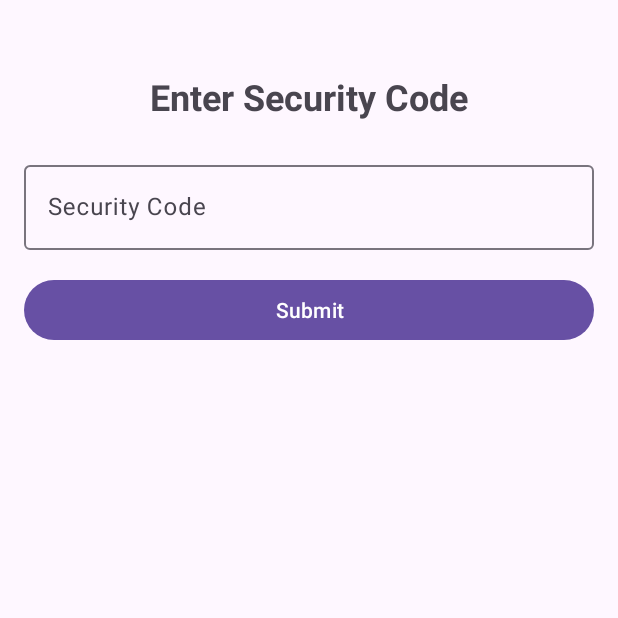
After one commit to itsrahat62/Fifa-Footbal-World-Cup, an Android app: the SecurityCodeFragment screen opened through its navigation route, on a phone screen of 412 x 824 dp, the top half of it. The commit adds this screen. Run offline under Robolectric (Android 15) with nearby library versions, the phone set to English and light mode, and no system bars.

Commit message:
Security Code Added

```diff
--- a/app/src/main/java/com/example/railticket/ui/login/LoginFragment.kt
+++ b/app/src/main/java/com/example/railticket/ui/login/LoginFragment.kt
@@ -6,7 +6,9 @@ import android.util.Log
 import android.view.LayoutInflater
 import android.view.View
 import android.view.ViewGroup
+import android.webkit.ConsoleMessage
 import android.webkit.JavascriptInterface
+import android.webkit.WebChromeClient
 import android.webkit.WebView
 import android.webkit.WebViewClient
 import androidx.fragment.app.Fragment
@@ -24,18 +26,22 @@ class LoginFragment : Fragment() {
     inner class WebAppInterface(private val context: Context) {
         @JavascriptInterface
         fun postToken(token: String) {
-            Log.d("LoginFragment", "Token from WebView: $token")
+            Log.d("LoginFragment", "postToken CALLED. Token received.")
             TokenManager.authToken = token
             activity?.runOnUiThread {
-                if (findNavController().currentDestination?.id == R.id.loginFragment) {
-                    findNavController().navigate(R.id.action_loginFragment_to_trainSearchFragment)
+                Log.d("LoginFragment", "Attempting to navigate to SecurityCodeFragment...")
+                if (isAdded && findNavController().currentDestination?.id == R.id.loginFragment) {
+                    findNavController().navigate(R.id.action_login_to_security)
+                    Log.d("LoginFragment", "Navigation command sent.")
+                } else {
+                    Log.e("LoginFragment", "Navigation FAILED. Fragment not added or already navigating.")
                 }
             }
         }
 
         @JavascriptInterface
         fun postMobileNumber(mobileNumber: String) {
-            Log.d("LoginFragment", "Mobile Number - $mobileNumber")
+            Log.d("LoginFragment", "postMobileNumber CALLED. Mobile: $mobileNumber")
             UserManager.mobileNumber = mobileNumber
         }
     }
@@ -55,38 +61,54 @@ class LoginFragment : Fragment() {
         val webView = binding.webview
         webView.settings.javaScriptEnabled = true
         webView.settings.domStorageEnabled = true
+        // Enable WebView debugging
+        WebView.setWebContentsDebuggingEnabled(true)
+
         context?.let {
             webView.addJavascriptInterface(WebAppInterface(it), "Android")
+        }
+
+        // This allows console.log messages from JS to appear in Android's Logcat
+        webView.webChromeClient = object : WebChromeClient() {
+            override fun onConsoleMessage(consoleMessage: ConsoleMessage): Boolean {
+                Log.d("WebViewConsole", "${consoleMessage.message()} -- From line " +
+                        "${consoleMessage.lineNumber()} of ${consoleMessage.sourceId()}")
+                return super.onConsoleMessage(consoleMessage)
+            }
         }
 
         webView.webViewClient = object : WebViewClient() {
             override fun onPageFinished(view: WebView?, url: String?) {
                 super.onPageFinished(view, url)
-                Log.d("LoginFragment", "onPageFinished: Injecting comprehensive script into $url")
+                Log.d("LoginFragment", "onPageFinished: Injecting improved script into $url")
                 val script = """
                     (function() {
-                        console.log('Shohoz Interceptor v2: Running...');
+                        console.log('Shohoz Interceptor v3: Running...');
 
                         // --- Intercept fetch API ---
                         const originalFetch = window.fetch;
                         window.fetch = function(url, options) {
                             if (typeof url === 'string' && url.includes('/v1.0/web/auth/sign-in')) {
-                                console.log('Shohoz Interceptor v2: Intercepted FETCH sign-in call.');
+                                console.log('Shohoz Interceptor v3: Intercepted FETCH sign-in call.');
+                                // Capture mobile number from the REQUEST
                                 if (options && options.body) {
                                     try {
                                         const body = JSON.parse(options.body);
                                         if (body.mobile_number) {
-                                            console.log('Shohoz Interceptor v2: Found mobile in fetch body:', body.mobile_number);
+                                            console.log('Shohoz Interceptor v3: Found mobile in fetch request:', body.mobile_number);
                                             Android.postMobileNumber(body.mobile_number);
                                         }
                                     } catch (e) {
-                                        console.error('Shohoz Interceptor v2: Error parsing fetch body', e);
+                                        console.error('Shohoz Interceptor v3: Error parsing fetch request body', e);
                                     }
                                 }
+
+                                // Capture token from the RESPONSE
                                 return originalFetch.apply(this, arguments).then(response => {
                                     if (response.ok) {
                                         response.clone().json().then(data => {
                                             if (data && data.data && data.data.token) {
+                                                console.log('Shohoz Interceptor v3: Found token in fetch response.');
                                                 Android.postToken(data.data.token);
                                             }
                                         });
@@ -107,27 +129,30 @@ class LoginFragment : Fragment() {
                         const originalXHRSend = XMLHttpRequest.prototype.send;
                         XMLHttpRequest.prototype.send = function(data) {
                             if (this._url && typeof this._url === 'string' && this._url.includes('/v1.0/web/auth/sign-in')) {
-                                console.log('Shohoz Interceptor v2: Intercepted XHR sign-in call.');
+                                console.log('Shohoz Interceptor v3: Intercepted XHR sign-in call.');
+                                // Capture mobile number from the REQUEST
                                 try {
                                     const body = JSON.parse(data);
                                     if (body.mobile_number) {
-                                        console.log('Shohoz Interceptor v2: Found mobile in XHR body:', body.mobile_number);
+                                        console.log('Shohoz Interceptor v3: Found mobile in XHR request:', body.mobile_number);
                                         Android.postMobileNumber(body.mobile_number);
                                     }
                                 } catch (e) {
-                                    console.error('Shohoz Interceptor v2: Error parsing XHR body', e);
+                                    console.error('Shohoz Interceptor v3: Error parsing XHR request body', e);
                                 }
                             }
 
+                            // Capture token from the RESPONSE
                             this.addEventListener('load', function() {
-                                if (this._url && typeof this._url === 'string' && this._url.includes('/v1.0/web/auth/sign-in')) {
+                                if (this.readyState === 4 && this.status === 200 && this._url && typeof this._url === 'string' && this._url.includes('/v1.0/web/auth/sign-in')) {
                                     try {
                                         const responseData = JSON.parse(this.responseText);
                                         if (responseData && responseData.data && responseData.data.token) {
+                                            console.log('Shohoz Interceptor v3: Found token in XHR response.');
                                             Android.postToken(responseData.data.token);
                                         }
                                     } catch (e) {
-                                        console.error('Shohoz Interceptor v2: Error parsing XHR response', e);
+                                        console.error('Shohoz Interceptor v3: Error parsing XHR response', e);
                                     }
                                 }
                             });
--- /dev/null
+++ b/app/src/main/java/com/example/railticket/ui/securitycode/SecurityCodeFragment.kt
@@ -0,0 +1,78 @@
+package com.example.railticket.ui.securitycode
+
+import android.os.Bundle
+import android.util.Log
+import android.view.LayoutInflater
+import android.view.View
+import android.view.ViewGroup
+import android.widget.Toast
+import androidx.fragment.app.Fragment
+import androidx.lifecycle.ViewModelProvider
+import androidx.navigation.fragment.findNavController
+import com.example.railticket.R
+import com.example.railticket.data.UserManager
+import com.example.railticket.databinding.FragmentSecurityCodeBinding
+import com.example.railticket.util.SecurityCodeValidator
+import java.util.Locale
+
+class SecurityCodeFragment : Fragment() {
+
+    private var _binding: FragmentSecurityCodeBinding? = null
+    private val binding get() = _binding!!
+
+    private lateinit var viewModel: SecurityCodeViewModel
+
+    override fun onCreateView(
+        inflater: LayoutInflater, container: ViewGroup?,
+        savedInstanceState: Bundle?
+    ): View {
+        _binding = FragmentSecurityCodeBinding.inflate(inflater, container, false)
+        return binding.root
+    }
+
+    override fun onViewCreated(view: View, savedInstanceState: Bundle?) {
+        super.onViewCreated(view, savedInstanceState)
+
+        viewModel = ViewModelProvider(this, SecurityCodeViewModelFactory())[SecurityCodeViewModel::class.java]
+
+        binding.submitSecurityCodeButton.setOnClickListener {
+            handleSubmit()
+        }
+    }
+
+    private fun handleSubmit() {
+        val enteredCode = binding.securityCodeEdittext.text.toString().trim().uppercase(Locale.ROOT)
+        if (enteredCode.isEmpty()) {
+            binding.securityCodeLayout.error = "Please enter the security code."
+            return
+        }
+
+        binding.securityCodeLayout.error = null
+
+        val mobileNumber = UserManager.mobileNumber
+        if (mobileNumber == null) {
+            Toast.makeText(context, "Error: Could not find mobile number. Please log in again.", Toast.LENGTH_LONG).show()
+            return
+        }
+
+        val correctCode = SecurityCodeValidator.generateCode(mobileNumber)
+
+        Log.d("SecurityCodeFragment", "Entered Code: $enteredCode")
+        Log.d("SecurityCodeFragment", "Correct Code for $mobileNumber is: $correctCode")
+
+        if (enteredCode == correctCode) {
+            Toast.makeText(context, "Security code verified!", Toast.LENGTH_SHORT).show()
+            if (isAdded) {
+                // Using the new, renamed action ID to fix the build error
+                findNavController().navigate(R.id.action_security_to_search)
+            }
+        } else {
+            Toast.makeText(context, "Invalid security code. Please try again.", Toast.LENGTH_LONG).show()
+        }
+    }
+
+    override fun onDestroyView() {
+        super.onDestroyView()
+        _binding = null
+    }
+}
--- /dev/null
+++ b/app/src/main/java/com/example/railticket/ui/securitycode/SecurityCodeViewModel.kt
@@ -0,0 +1,7 @@
+package com.example.railticket.ui.securitycode
+
+import androidx.lifecycle.ViewModel
+
+class SecurityCodeViewModel : ViewModel() {
+    // TODO: Implement the ViewModel
+}
--- /dev/null
+++ b/app/src/main/java/com/example/railticket/ui/securitycode/SecurityCodeViewModelFactory.kt
@@ -0,0 +1,14 @@
+package com.example.railticket.ui.securitycode
+
+import androidx.lifecycle.ViewModel
+import androidx.lifecycle.ViewModelProvider
+
+class SecurityCodeViewModelFactory : ViewModelProvider.Factory {
+    override fun <T : ViewModel> create(modelClass: Class<T>): T {
+        if (modelClass.isAssignableFrom(SecurityCodeViewModel::class.java)) {
+            @Suppress("UNCHECKED_CAST")
+            return SecurityCodeViewModel() as T
+        }
+        throw IllegalArgumentException("Unknown ViewModel class")
+    }
+}
--- /dev/null
+++ b/app/src/main/res/layout/fragment_security_code.xml
@@ -0,0 +1,61 @@
+<?xml version="1.0" encoding="utf-8"?>
+<androidx.constraintlayout.widget.ConstraintLayout xmlns:android="http://schemas.android.com/apk/res/android"
+    xmlns:app="http://schemas.android.com/apk/res-auto"
+    xmlns:tools="http://schemas.android.com/tools"
+    android:layout_width="match_parent"
+    android:layout_height="match_parent"
+    android:padding="16dp"
+    tools:context=".ui.securitycode.SecurityCodeFragment">
+
+    <TextView
+        android:id="@+id/security_code_header"
+        android:layout_width="wrap_content"
+        android:layout_height="wrap_content"
+        android:text="Enter Security Code"
+        android:textSize="24sp"
+        android:textStyle="bold"
+        app:layout_constraintTop_toTopOf="parent"
+        app:layout_constraintStart_toStartOf="parent"
+        app:layout_constraintEnd_toEndOf="parent"
+        android:layout_marginTop="32dp"/>
+
+    <com.google.android.material.textfield.TextInputLayout
+        android:id="@+id/security_code_layout"
+        android:layout_width="0dp"
+        android:layout_height="wrap_content"
+        app:layout_constraintTop_toBottomOf="@id/security_code_header"
+        app:layout_constraintStart_toStartOf="parent"
+        app:layout_constraintEnd_toEndOf="parent"
+        android:layout_marginTop="24dp">
+
+        <com.google.android.material.textfield.TextInputEditText
+            android:id="@+id/security_code_edittext"
+            android:layout_width="match_parent"
+            android:layout_height="wrap_content"
+            android:hint="Security Code"
+            android:inputType="textCapCharacters"
+            android:maxLength="10" />
+    </com.google.android.material.textfield.TextInputLayout>
+
+    <Button
+        android:id="@+id/submit_security_code_button"
+        android:layout_width="0dp"
+        android:layout_height="wrap_content"
+        android:text="Submit"
+        app:layout_constraintTop_toBottomOf="@id/security_code_layout"
+        app:layout_constraintStart_toStartOf="parent"
+        app:layout_constraintEnd_toEndOf="parent"
+        android:layout_marginTop="16dp"/>
+
+    <ProgressBar
+        android:id="@+id/security_code_progress_bar"
+        android:layout_width="wrap_content"
+        android:layout_height="wrap_content"
+        android:visibility="gone"
+        app:layout_constraintTop_toTopOf="parent"
+        app:layout_constraintBottom_toBottomOf="parent"
+        app:layout_constraintStart_toStartOf="parent"
+        app:layout_constraintEnd_toEndOf="parent"
+        tools:visibility="visible"/>
+
+</androidx.constraintlayout.widget.ConstraintLayout>
--- a/app/src/main/res/navigation/nav_graph.xml
+++ b/app/src/main/res/navigation/nav_graph.xml
@@ -8,10 +8,25 @@
     <fragment
         android:id="@+id/loginFragment"
         android:name="com.example.railticket.ui.login.LoginFragment"
-        android:label="Login" >
+        android:label="Login"
+        tools:layout="@layout/fragment_login">
         <action
-            android:id="@+id/action_loginFragment_to_trainSearchFragment"
-            app:destination="@id/trainSearchFragment" />
+            android:id="@+id/action_login_to_security"
+            app:destination="@id/securityCodeFragment"
+            app:popUpTo="@id/loginFragment"
+            app:popUpToInclusive="true" />
+    </fragment>
+
+    <fragment
+        android:id="@+id/securityCodeFragment"
+        android:name="com.example.railticket.ui.securitycode.SecurityCodeFragment"
+        android:label="Security Code"
+        tools:layout="@layout/fragment_security_code">
+        <action
+            android:id="@+id/action_security_to_search"
+            app:destination="@id/trainSearchFragment"
+            app:popUpTo="@id/securityCodeFragment"
+            app:popUpToInclusive="true" />
     </fragment>
 
     <fragment
@@ -43,7 +58,6 @@
             <argument
                 android:name="boardingPointId"
                 app:argType="string" />
-            <!-- fromCity, toCity, etc. will be picked up from OtpVerificationFragment's args by SafeArgs -->
         </action>
     </fragment>
 
@@ -74,7 +88,6 @@
             <argument
                 android:name="boardingPointId"
                 app:argType="string" />
-            <!-- fromCity, toCity, etc. will be picked up from OtpVerificationFragment's args by SafeArgs -->
         </action>
     </fragment>
 
@@ -101,7 +114,6 @@
         <argument
             android:name="boardingPointId"
             app:argType="string" />
-        <!-- New arguments for OtpVerificationFragment -->
         <argument
             android:name="fromCity"
             app:argType="string" />
@@ -154,7 +166,6 @@
         <argument
             android:name="boardingPointId"
             app:argType="string" />
-        <!-- New arguments for PassengerDetailsFragment -->
         <argument
             android:name="fromCity"
             app:argType="string" />
```
Also changed, not shown: app/src/main/java/com/example/railticket/util/SecurityCodeValidator.kt (added, +46 -0 lines).
